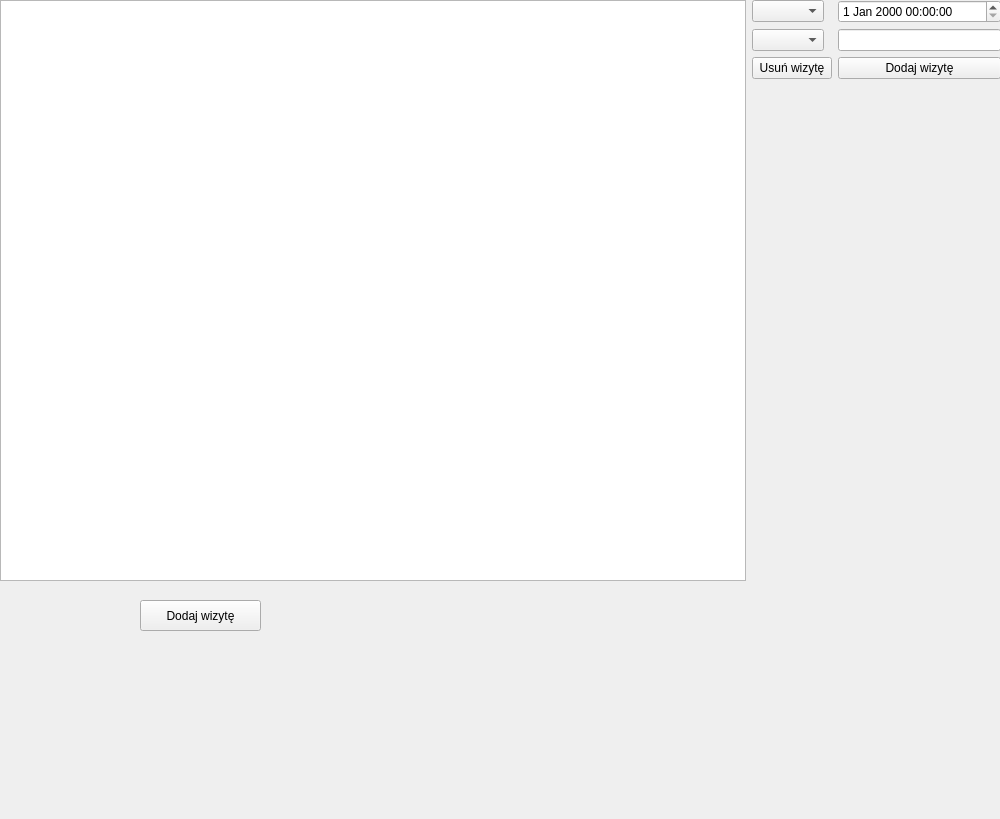
dash205/Projekt_Fryzjer, file appointments.ui: the form before one commit.
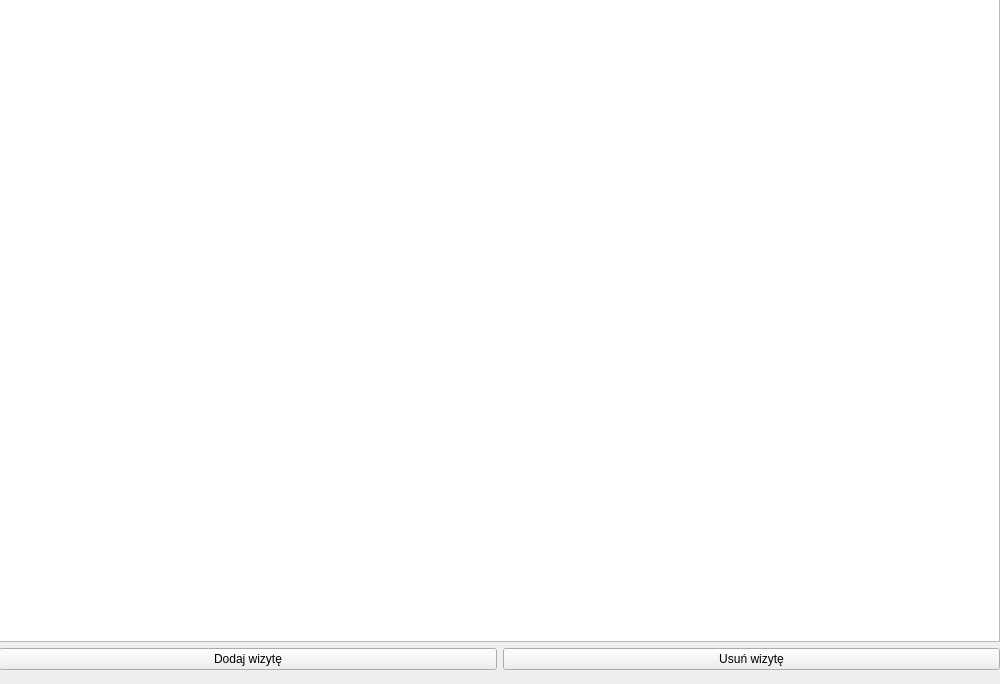
The form after the commit.

Commit message: adding appointment in dialog, rebuild

The edit to the form file:
```diff
--- a/appointments.ui
+++ b/appointments.ui
@@ -7,7 +7,7 @@
     <x>0</x>
     <y>0</y>
     <width>1000</width>
-    <height>819</height>
+    <height>684</height>
    </rect>
   </property>
   <property name="minimumSize">
@@ -28,70 +28,36 @@
   <widget class="QWidget" name="horizontalLayoutWidget">
    <property name="geometry">
     <rect>
-     <x>0</x>
-     <y>0</y>
+     <x>-1</x>
+     <y>-1</y>
      <width>1001</width>
-     <height>581</height>
+     <height>671</height>
     </rect>
    </property>
-   <layout class="QHBoxLayout" name="horizontalLayout" stretch="3,1">
-    <property name="sizeConstraint">
-     <enum>QLayout::SizeConstraint::SetDefaultConstraint</enum>
-    </property>
+   <layout class="QVBoxLayout" name="verticalLayout">
     <item>
      <widget class="QTableWidget" name="tableWidget"/>
     </item>
     <item>
-     <layout class="QFormLayout" name="formLayout">
-      <property name="fieldGrowthPolicy">
-       <enum>QFormLayout::FieldGrowthPolicy::AllNonFixedFieldsGrow</enum>
-      </property>
-      <property name="rowWrapPolicy">
-       <enum>QFormLayout::RowWrapPolicy::WrapLongRows</enum>
-      </property>
-      <item row="0" column="0">
-       <widget class="QComboBox" name="comboClient"/>
+     <layout class="QHBoxLayout" name="horizontalLayout">
+      <item>
+       <widget class="QPushButton" name="btnDialogAdd">
+        <property name="text">
+         <string>Dodaj wizytę</string>
+        </property>
+       </widget>
       </item>
-      <item row="0" column="1">
-       <widget class="QDateTimeEdit" name="dateTimeEdit"/>
-      </item>
-      <item row="1" column="0">
-       <widget class="QComboBox" name="comboService"/>
-      </item>
-      <item row="1" column="1">
-       <widget class="QLineEdit" name="lineEdit"/>
-      </item>
-      <item row="2" column="0">
+      <item>
        <widget class="QPushButton" name="btnDelete">
         <property name="text">
          <string>Usuń wizytę</string>
         </property>
        </widget>
       </item>
-      <item row="2" column="1">
-       <widget class="QPushButton" name="btnAdd">
-        <property name="text">
-         <string>Dodaj wizytę</string>
-        </property>
-       </widget>
-      </item>
      </layout>
     </item>
    </layout>
   </widget>
-  <widget class="QPushButton" name="btnDialogAdd">
-   <property name="geometry">
-    <rect>
-     <x>140</x>
-     <y>600</y>
-     <width>121</width>
-     <height>31</height>
-    </rect>
-   </property>
-   <property name="text">
-    <string>Dodaj wizytę</string>
-   </property>
-  </widget>
  </widget>
  <resources/>
  <connections/>
```
Left out of the diff: 2 changed lines with no effect on the pictures. The commit also changes 6 other files.
